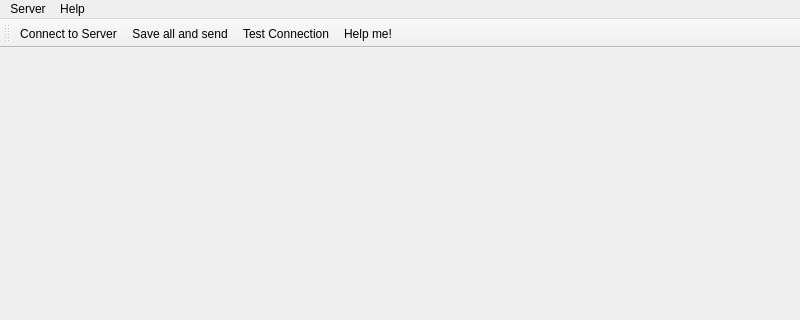
Old version of the form Sources/App/StudentClient/studentclient.ui in the repository timattt/Cognitia-II; both pictures show x 0 to 800 and y 0 to 320 of the 800 by 600 pixel window.
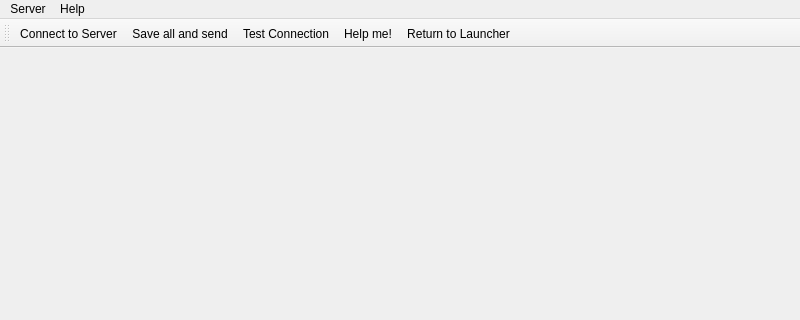
New version of the form.

```diff
--- a/Sources/App/StudentClient/studentclient.ui
+++ b/Sources/App/StudentClient/studentclient.ui
@@ -55,6 +55,7 @@
    <addaction name="actionSave_all_and_send"/>
    <addaction name="actionTest_Connection"/>
    <addaction name="actionHelp_me"/>
+   <addaction name="actionReturn_to_Launcher"/>
   </widget>
   <action name="actionChange_Server">
    <property name="text">
@@ -76,6 +77,11 @@
     <string>Save all and send</string>
    </property>
   </action>
+  <action name="actionReturn_to_Launcher">
+   <property name="text">
+    <string>Return to Launcher</string>
+   </property>
+  </action>
  </widget>
  <resources/>
  <connections/>
```
Left out of the diff: 1 changed line with no effect on the pictures.
